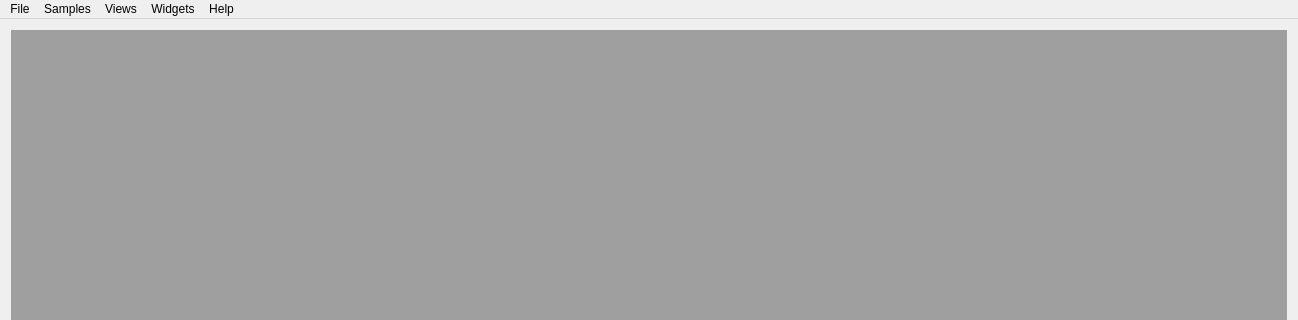
First picture: the form in mdi.ui, repository copperspice/kitchensink, before the edit; both pictures show x 0 to 1298 and y 0 to 320 of the 1298 by 863 pixel window.
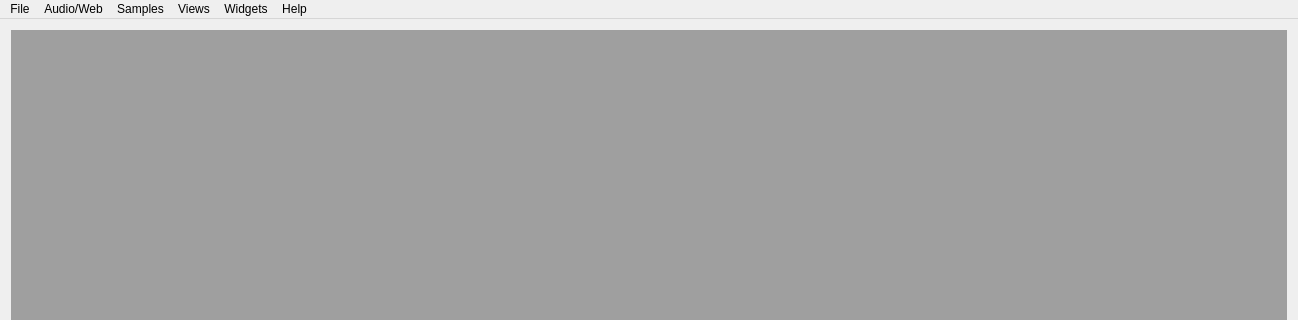
Second picture: the form after the edit.

```diff
--- a/mdi.ui
+++ b/mdi.ui
@@ -78,6 +78,15 @@
     <addaction name="actionStandardDialog"/>
     <addaction name="actionStyleSheetDialog"/>
     <addaction name="separator"/>
+    <addaction name="actionScript"/>
+    <addaction name="separator"/>
+    <addaction name="actionXml"/>
+    <addaction name="actionXmlPatterns"/>
+   </widget>
+   <widget class="QMenu" name="menuFoo">
+    <property name="title">
+     <string>Audio/Web</string>
+    </property>
     <addaction name="actionMusicPlayer"/>
     <addaction name="actionVideoWidget"/>
     <addaction name="separator"/>
@@ -88,6 +97,7 @@
     <addaction name="actionXmlPatterns"/>
    </widget>
    <addaction name="menuFile"/>
+   <addaction name="menuFoo"/>
    <addaction name="menuWindows"/>
    <addaction name="menuLayouts"/>
    <addaction name="menuWidgets"/>
```
Left out of the diff: 10 changed lines with no effect on the pictures.
